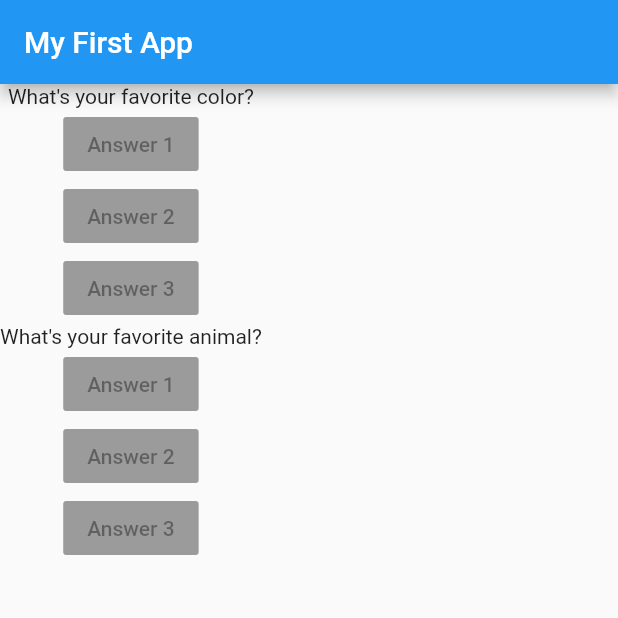
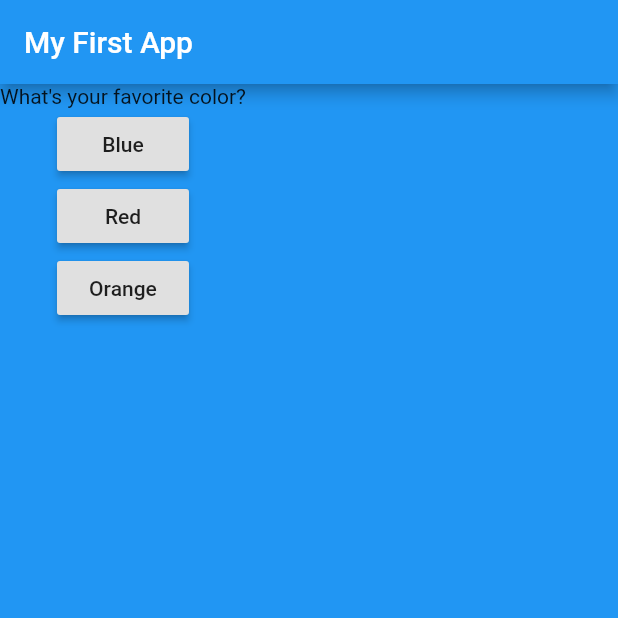
Before and after one commit to bhickey777/fl_complete_guide, a Flutter app: the screen it shows after launch, on a phone screen of 412 x 824 dp, the top half of it. Run offline on Flutter 3.47's test engine with Material 2 defaults, Android fonts, the phone set to English and light mode, and no system bars.

Commit message:
v5 - colors and state mgmt

```diff
--- a/lib/main.dart
+++ b/lib/main.dart
@@ -2,26 +2,70 @@ import 'package:flutter/material.dart';
 
 void main() => runApp(MyApp());
 
-class MyApp extends StatelessWidget {
+class MyApp extends StatefulWidget {
   //const MyApp({Key? key}) : super(key: key);
+
+  @override
+  State<StatefulWidget> createState() {
+    return MyAppState();
+  }
+}
+
+class MyAppState extends State<MyApp> {
+  var questionIndex = 0;
+  var colorsIndex = 0;
+
+  var questions = [
+    'What\'s your favorite color?',
+    'What\'s your next favorite color?'
+  ];
+
+  var _colors = [Colors.blue, Colors.red, Colors.orange];
+
+  void answerBlue() {
+    setState(() {
+      colorsIndex = 0;
+    });
+    printChoice('blue');
+  }
+
+  void answerRed() {
+    setState(() {
+      colorsIndex = 1;
+    });
+    printChoice('red');
+  }
+
+  void answerOrange() {
+    setState(() {
+      colorsIndex = 2;
+    });
+    printChoice('orange');
+  }
+
+  void printChoice(String choice) {
+    print('size of questions: ${questions.length}');
+    setState(() {
+      if (questionIndex + 1 >= questions.length) return;
+      questionIndex++;
+    });
+    print('I choose ' + choice + 'index: ${questionIndex}');
+  }
 
   @override
   Widget build(BuildContext context) {
     var questionsAndActions = [
-      Text('What\'s your favorite color?'),
-      RaisedButton(child: Text('Answer 1'), onPressed: null),
-      RaisedButton(child: Text('Answer 2'), onPressed: null),
-      RaisedButton(child: Text('Answer 3'), onPressed: null),
-      Text('What\'s your favorite animal?'),
-      RaisedButton(child: Text('Answer 1'), onPressed: null),
-      RaisedButton(child: Text('Answer 2'), onPressed: null),
-      RaisedButton(child: Text('Answer 3'), onPressed: null),
+      Text(questions[questionIndex]),
+      RaisedButton(child: Text('Blue'), onPressed: answerBlue),
+      RaisedButton(child: Text('Red'), onPressed: answerRed),
+      RaisedButton(child: Text('Orange'), onPressed: answerOrange),
     ];
 
     return MaterialApp(
         home: Scaffold(
       appBar: AppBar(title: Text('My First App')),
       body: Column(children: questionsAndActions),
+      backgroundColor: _colors[colorsIndex],
     ));
   }
 }
```
Also changed, not shown: 1 other file.
